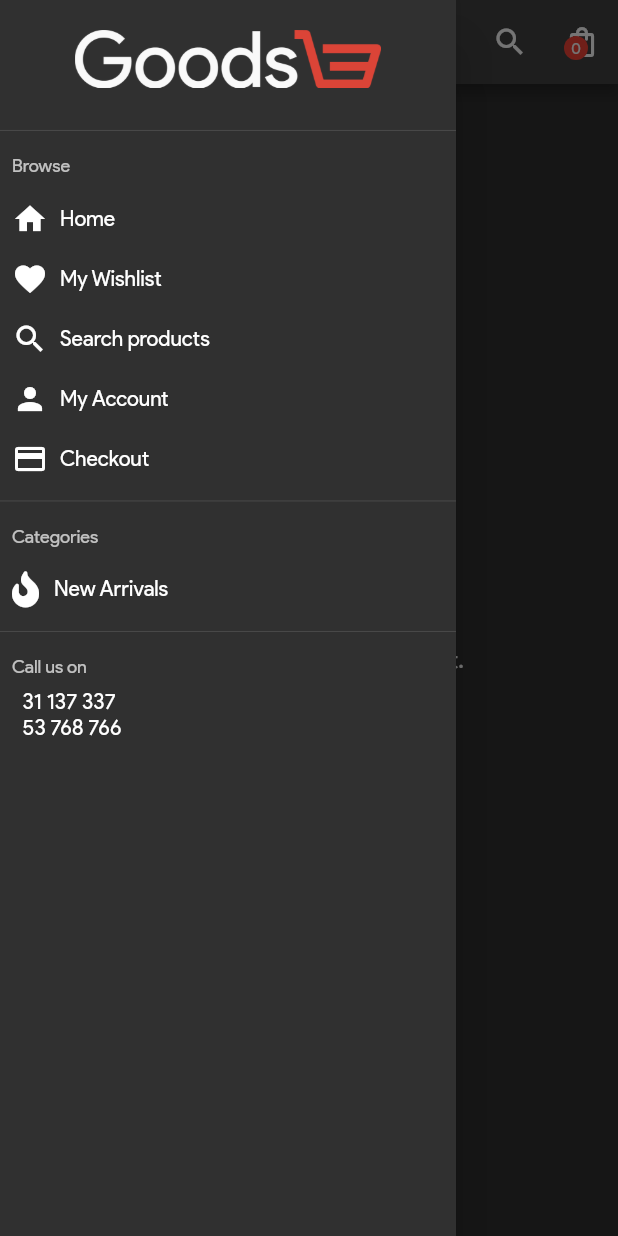
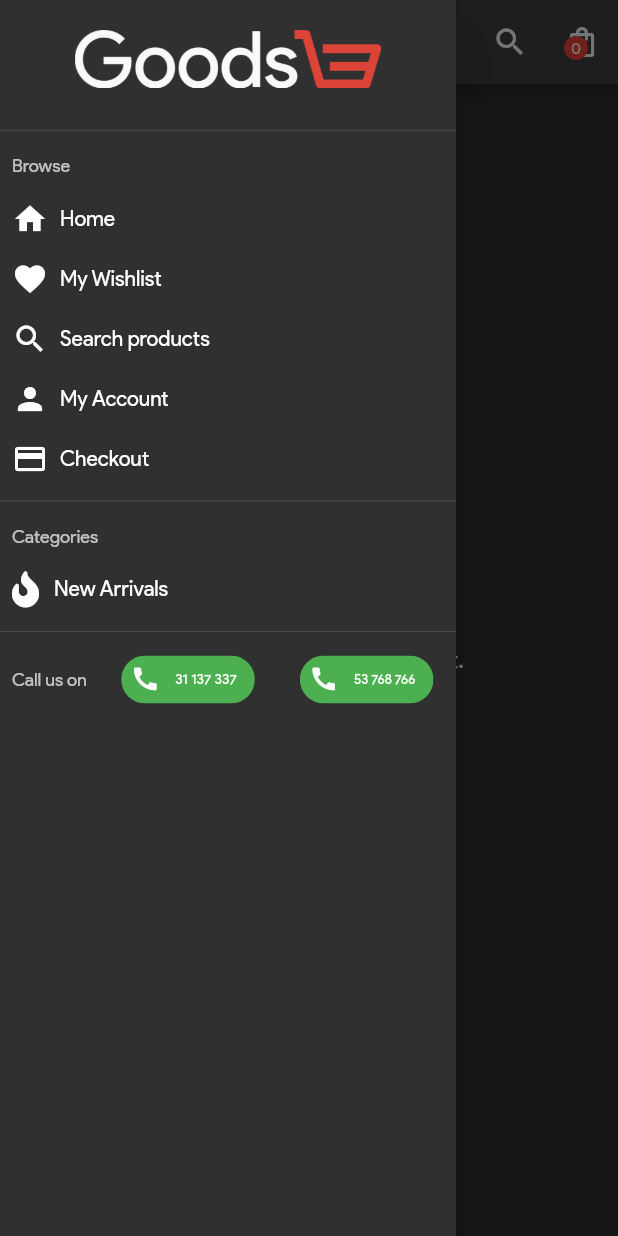
Before and after one commit to OmarMach/ecommerce_skeleton, a Flutter app: the CartScreen screen opened by its route, with the side drawer open, on a phone screen of 412 x 824 dp. Run offline on Flutter 3.47's test engine with Material 2 defaults, Android fonts, the phone set to English and light mode, and no system bars; our stand-ins replace cached_network_image, carousel_slider, flutter_icons, font_awesome_flutter, photo_view, shared_preferences; missing offline and left inert: woocommerce; accounts and stored records are empty; network calls fail.

Commit message:
call implemented

```diff
--- a/lib/screens/productScreen.dart
+++ b/lib/screens/productScreen.dart
@@ -23,7 +23,6 @@ class _ProductScreenState extends State<ProductScreen> {
   @override
   Widget build(BuildContext context) {
     final textTheme = Theme.of(context).textTheme;
-    final size = MediaQuery.of(context).size;
 
     final product = ModalRoute.of(context).settings.arguments as WooProduct;
 
@@ -36,7 +35,7 @@ class _ProductScreenState extends State<ProductScreen> {
             children: [
               Container(
                 padding: EdgeInsets.all(10),
-                color: Colors.blueGrey.shade700,
+                color: Colors.blue,
                 child: Column(
                   children: [
                     ProductImagesCarousel(items: product.images),
--- a/lib/widgets/drawerMenu.dart
+++ b/lib/widgets/drawerMenu.dart
@@ -6,11 +6,11 @@ import 'package:ecommerce_app/screens/homeScreen.dart';
 import 'package:ecommerce_app/screens/orderScreen.dart';
 import 'package:ecommerce_app/screens/profileScreen.dart';
 import 'package:ecommerce_app/screens/searchScreen.dart';
-import 'package:ecommerce_app/screens/testScreen.dart';
 import 'package:ecommerce_app/utils.dart';
 import 'package:flutter/material.dart';
 import 'package:font_awesome_flutter/font_awesome_flutter.dart';
 import 'package:provider/provider.dart';
+import 'package:url_launcher/url_launcher.dart';
 
 class DrawerMenuWidget extends StatelessWidget {
   @override
@@ -103,6 +103,8 @@ class DrawerMenuWidget extends StatelessWidget {
               ),
               DrawerCategoriesMenu(),
               Divider(),
+              Row(
+                children: [
                   Padding(
                     padding: const EdgeInsets.all(8.0),
                     child: Text(
@@ -110,19 +112,61 @@ class DrawerMenuWidget extends StatelessWidget {
                       style: textTheme.caption,
                     ),
                   ),
-              Padding(
+                  Flexible(
+                    child: Padding(
                       padding: const EdgeInsets.symmetric(horizontal: 15.0),
+                      child: InkWell(
+                        onTap: () {
+                          launch("tel://31137337");
+                        },
+                        child: Chip(
+                          avatar: FittedBox(
+                            fit: BoxFit.fitWidth,
+                            child: Icon(
+                              Icons.call,
+                              size: 20,
+                            ),
+                          ),
+                          backgroundColor: Colors.green,
+                          label: FittedBox(
+                            fit: BoxFit.fitWidth,
                             child: Text(
                               "31 137 337",
                               style: textTheme.subtitle2,
                             ),
                           ),
-              Padding(
+                        ),
+                      ),
+                    ),
+                  ),
+                  Flexible(
+                    child: Padding(
                       padding: const EdgeInsets.symmetric(horizontal: 15.0),
+                      child: InkWell(
+                        onTap: () {
+                          launch("tel://53768766");
+                        },
+                        child: Chip(
+                          avatar: FittedBox(
+                            fit: BoxFit.fitWidth,
+                            child: Icon(
+                              Icons.call,
+                              size: 20,
+                            ),
+                          ),
+                          backgroundColor: Colors.green,
+                          label: FittedBox(
+                            fit: BoxFit.fitWidth,
                             child: Text(
                               "53 768 766",
                               style: textTheme.subtitle2,
                             ),
+                          ),
+                        ),
+                      ),
+                    ),
+                  ),
+                ],
               ),
             ],
           ),
--- a/pubspec.yaml
+++ b/pubspec.yaml
@@ -36,6 +36,7 @@ dependencies:
   photo_view: ^0.11.1
   font_awesome_flutter: ^9.0.0
   shared_preferences: ^2.0.5
+  url_launcher: ^6.0.3
 
 dev_dependencies:
   flutter_test:
```
Also changed, not shown: pubspec.lock, 1 other file. Lines whose indentation alone changed are shown as unchanged.
